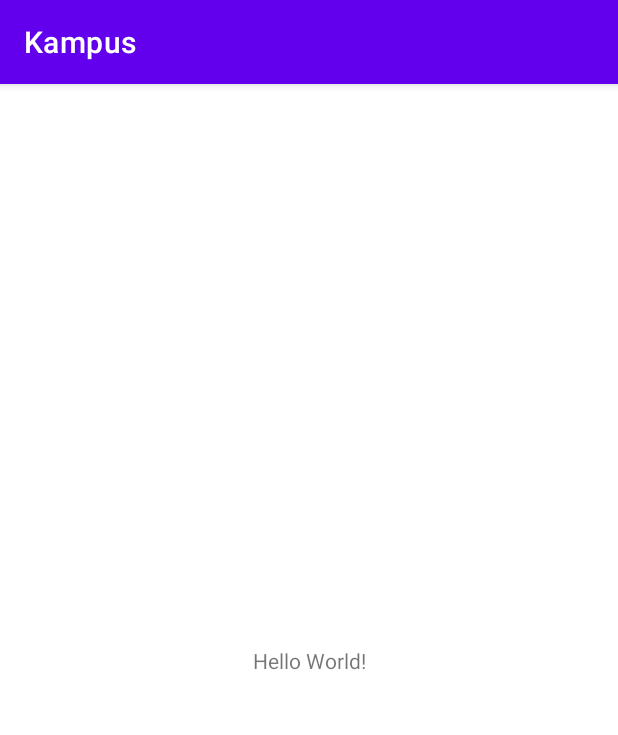
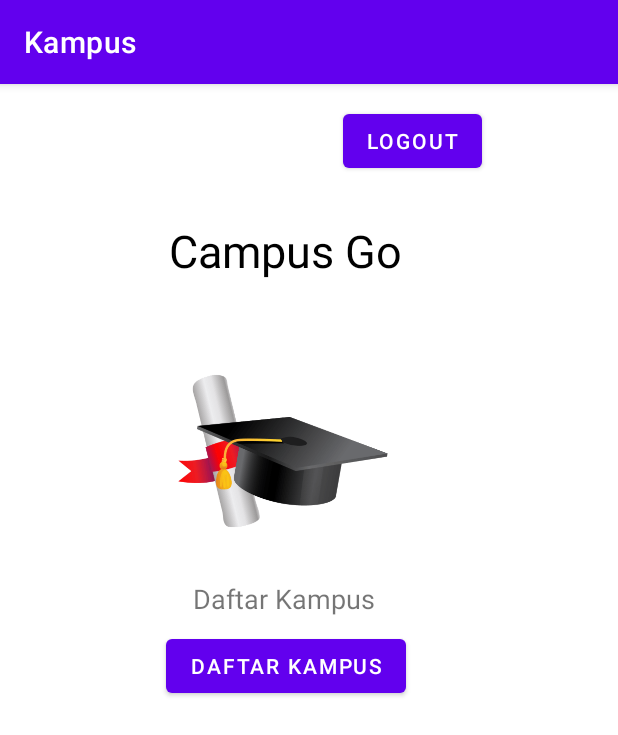
Before and after one commit to fakhriazhari30/project-androidKampus, an Android app: the screen it shows after launch (MainActivity), on a phone screen of 412 x 824 dp. Shown: the top 735 px of the screen. Run offline under Robolectric (Android 15) with nearby library versions, the phone set to English and light mode, and no system bars.

Commit message:
Gambar toga berhasil

```diff
--- a/app/src/main/java/com/example/kampus/MainActivity.kt
+++ b/app/src/main/java/com/example/kampus/MainActivity.kt
@@ -6,6 +6,6 @@ import android.os.Bundle
 class MainActivity : AppCompatActivity() {
     override fun onCreate(savedInstanceState: Bundle?) {
         super.onCreate(savedInstanceState)
-        setContentView(R.layout.activity_main)
+        setContentView(R.layout.home)
     }
 }
--- a/app/src/main/res/layout/home.xml
+++ b/app/src/main/res/layout/home.xml
@@ -11,16 +11,26 @@
         android:id="@+id/imageView"
         android:layout_width="145dp"
         android:layout_height="145dp"
-        android:layout_x="139dp"
-        android:layout_y="178dp"
-        tools:srcCompat="@tools:sample/backgrounds/scenic" />
+        android:layout_x="116dp"
+        android:layout_y="172dp"
+        android:src="@drawable/toga1"/>
+
+    <TextView
+        android:id="@+id/textView2"
+        android:layout_width="wrap_content"
+        android:layout_height="wrap_content"
+        android:layout_x="113dp"
+        android:layout_y="91dp"
+        android:text="Campus Go"
+        android:textColor="@color/black"
+        android:textSize="30sp" />
 
     <TextView
         android:id="@+id/textView"
         android:layout_width="wrap_content"
         android:layout_height="wrap_content"
-        android:layout_x="150dp"
-        android:layout_y="328dp"
+        android:layout_x="129dp"
+        android:layout_y="331dp"
         android:text="Daftar Kampus"
         android:textSize="18sp" />
 
@@ -28,26 +38,16 @@
         android:id="@+id/daftarkampus"
         android:layout_width="wrap_content"
         android:layout_height="wrap_content"
-        android:layout_x="132dp"
-        android:layout_y="361dp"
+        android:layout_x="111dp"
+        android:layout_y="364dp"
         android:text="Daftar Kampus" />
-
-    <TextView
-        android:id="@+id/textView2"
-        android:layout_width="wrap_content"
-        android:layout_height="wrap_content"
-        android:layout_x="134dp"
-        android:layout_y="88dp"
-        android:textSize="30sp"
-        android:textColor="@color/black"
-        android:text="Campus Go" />
 
     <Button
         android:id="@+id/logout"
         android:layout_width="wrap_content"
         android:layout_height="wrap_content"
-        android:layout_x="310dp"
-        android:layout_y="1dp"
+        android:layout_x="229dp"
+        android:layout_y="14dp"
         android:text="LogOut" />
 
 </AbsoluteLayout>
--- /dev/null
+++ b/app/src/main/res/layout/list.xml
@@ -0,0 +1,6 @@
+<?xml version="1.0" encoding="utf-8"?>
+<AbsoluteLayout
+    xmlns:android="http://schemas.android.com/apk/res/android" android:layout_width="match_parent"
+    android:layout_height="match_parent">
+
+</AbsoluteLayout>
```
Also changed, not shown: app/src/main/res/drawable/toga1.png (added).
